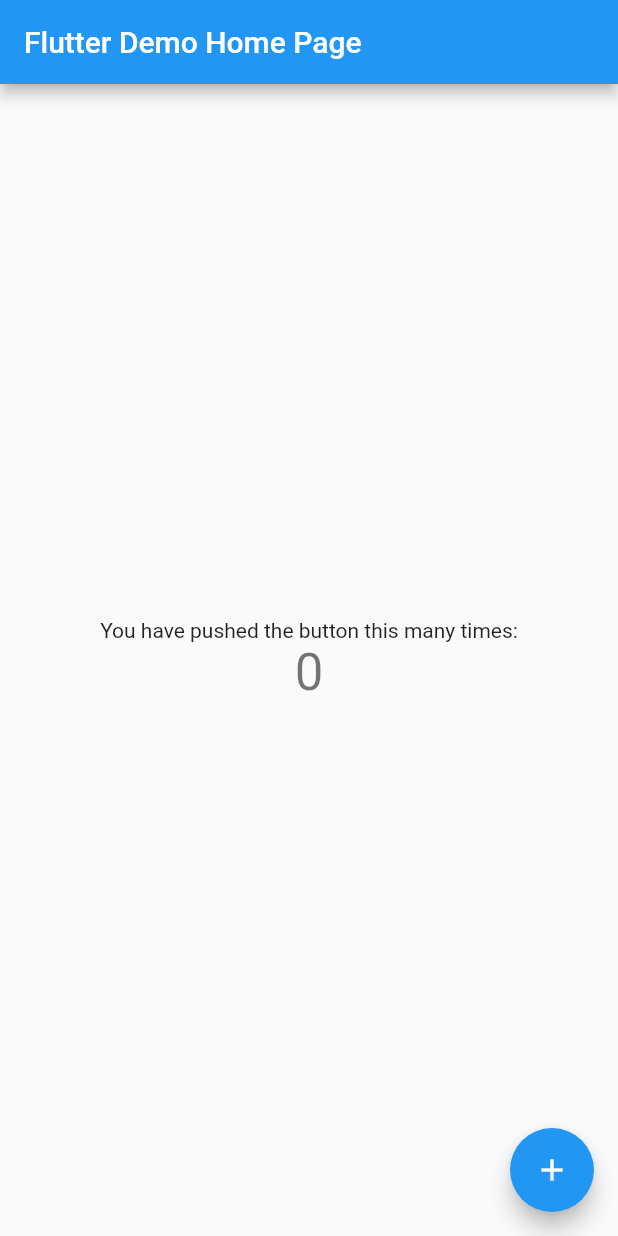
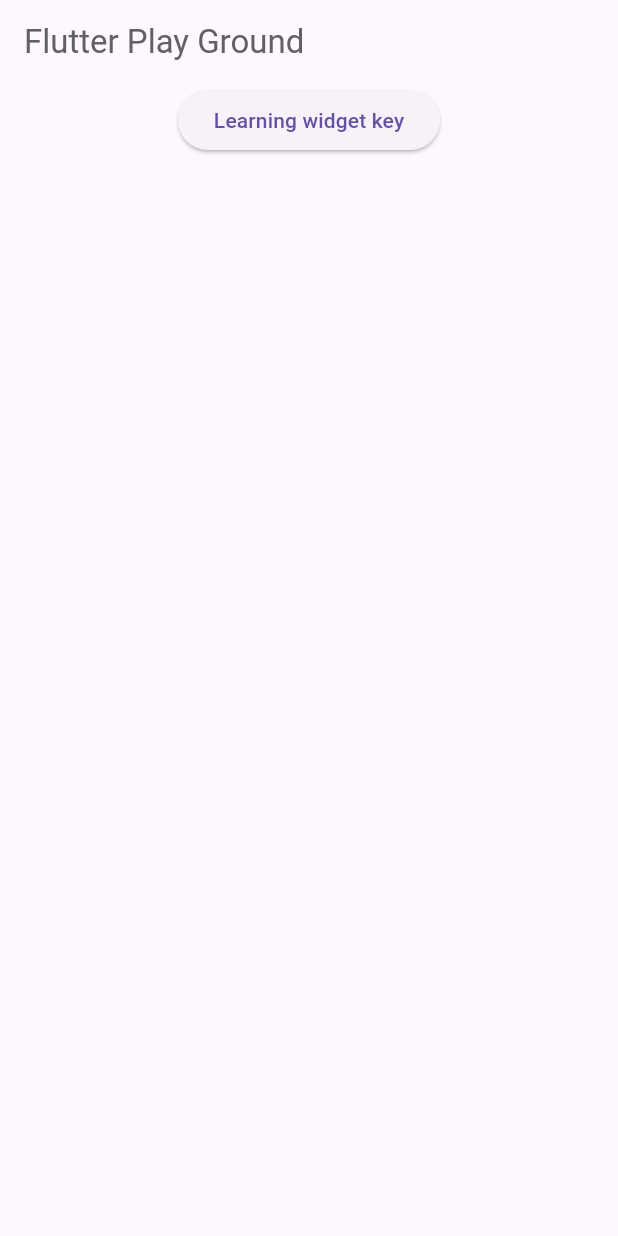
Before and after one commit to y129may9th/flutter-playground, a Flutter app: the screen it shows after launch, on a phone screen of 412 x 824 dp. Run offline on Flutter 3.47's test engine with Material 2 defaults, Android fonts, the phone set to English and light mode, and no system bars.

Commit message:
chore: add directories

```diff
--- /dev/null
+++ b/lib/home.dart
@@ -0,0 +1,37 @@
+import 'package:flutter/material.dart';
+import 'package:flutter_widget_key/samples/widget_key.dart';
+
+class HomePage extends StatelessWidget {
+  const HomePage({super.key});
+
+  @override
+  Widget build(BuildContext context) {
+    return Scaffold(
+      appBar: AppBar(
+        title: Text(
+          'Flutter Play Ground',
+          style: TextStyle(color: Colors.grey[700]),
+        ),
+      ),
+      body: Center(
+        child: Column(
+          children: [
+            ElevatedButton(
+              child: const Text('Learning widget key'),
+              onPressed: () => _onPressed(context, const WidgetKey()),
+            ),
+          ],
+        ),
+      ),
+    );
+  }
+}
+
+Future<void> _onPressed(BuildContext context, Widget widget) async {
+  Navigator.push(
+    context,
+    MaterialPageRoute(
+      builder: (context) => widget,
+    ),
+  );
+}
--- a/lib/main.dart
+++ b/lib/main.dart
@@ -1,4 +1,5 @@
 import 'package:flutter/material.dart';
+import 'package:flutter_widget_key/home.dart';
 
 void main() {
   runApp(const MyApp());
@@ -7,61 +8,16 @@
 class MyApp extends StatelessWidget {
   const MyApp({super.key});
 
-  // This widget is the root of your application.
   @override
   Widget build(BuildContext context) {
     return MaterialApp(
-      title: 'Flutter Demo',
+      title: 'Play Ground',
       theme: ThemeData(
+        appBarTheme: const AppBarTheme(color: Colors.transparent),
+        useMaterial3: true,
         primarySwatch: Colors.blue,
       ),
-      home: const MyHomePage(title: 'Flutter Demo Home Page'),
+      home: const HomePage(),
     );
   }
 }
-
-class MyHomePage extends StatefulWidget {
-  const MyHomePage({super.key, required this.title});
-  final String title;
-
-  @override
-  State<MyHomePage> createState() => _MyHomePageState();
-}
-
-class _MyHomePageState extends State<MyHomePage> {
-  int _counter = 0;
-
-  void _incrementCounter() {
-    setState(() {
-      _counter++;
-    });
-  }
-
-  @override
-  Widget build(BuildContext context) {
-    return Scaffold(
-      appBar: AppBar(
-        title: Text(widget.title),
-      ),
-      body: Center(
-        child: Column(
-          mainAxisAlignment: MainAxisAlignment.center,
-          children: <Widget>[
-            const Text(
-              'You have pushed the button this many times:',
-            ),
-            Text(
-              '$_counter',
-              style: Theme.of(context).textTheme.headline4,
-            ),
-          ],
-        ),
-      ),
-      floatingActionButton: FloatingActionButton(
-        onPressed: _incrementCounter,
-        tooltip: 'Increment',
-        child: const Icon(Icons.add),
-      ),
-    );
-  }
-}
--- /dev/null
+++ b/lib/samples/widget_key.dart
@@ -0,0 +1,11 @@
+import 'package:flutter/material.dart';
+
+class WidgetKey extends StatelessWidget {
+  const WidgetKey({super.key});
+
+  @override
+  Widget build(BuildContext context) {
+    // TODO: implement build
+    throw UnimplementedError();
+  }
+}
```
